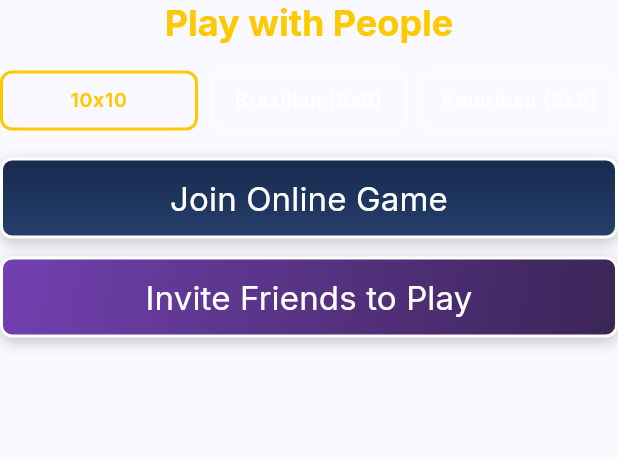
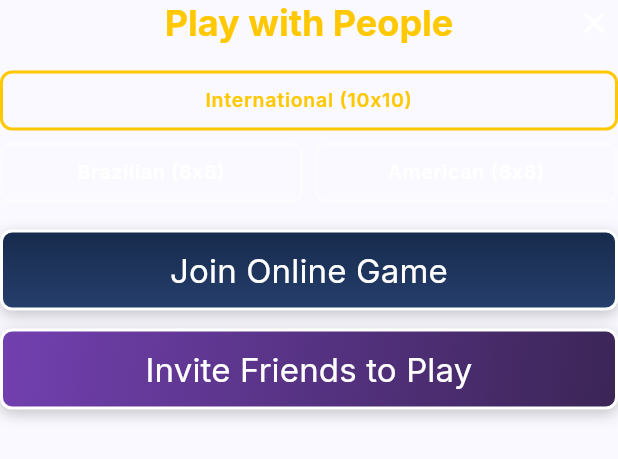
Before and after one commit to tmvumbi/checkers, a Flutter app: the PlayPeopleModalContent widget shown alone on an empty page, opened directly, on a phone screen of 412 x 824 dp. Shown: the top 459 px of the screen. Run offline on Flutter 3.47's test engine with Material 3 defaults, Android fonts, the phone set to English and light mode, and no system bars; our stand-ins replace app_links, get, google_sign_in, share_plus, sign_in_with_apple, supabase_flutter; missing offline and left inert: flutter_confetti; accounts and stored records are empty; network calls fail.

Commit message:
fix: label the International preset and add close to Play with People
The 10x10 chip now reads 'International (10x10)' on its own full-width
row (mirrors the PC setup modal's preset layout), and the modal gets the
same X close button.

```diff
--- a/lib/modules/home/view/widgets/play_people_modal.dart
+++ b/lib/modules/home/view/widgets/play_people_modal.dart
@@ -43,8 +43,7 @@ class _PlayPeopleModalContentState extends State<PlayPeopleModalContent> {
 
     Widget presetChip(String preset, String label, Key key) {
       final selected = _preset == preset;
-      return Expanded(
-        child: InkWell(
+      return InkWell(
         key: key,
         onTap: () => setState(() => _preset = preset),
         borderRadius: BorderRadius.circular(8),
@@ -70,13 +69,15 @@ class _PlayPeopleModalContentState extends State<PlayPeopleModalContent> {
             ),
           ),
         ),
-        ),
       );
     }
 
     return Column(
       mainAxisSize: MainAxisSize.min,
       crossAxisAlignment: CrossAxisAlignment.stretch,
+      children: [
+        Stack(
+          alignment: Alignment.center,
           children: [
             Text(
               TranslationKeys.playWithPeople.tr,
@@ -86,25 +87,40 @@ class _PlayPeopleModalContentState extends State<PlayPeopleModalContent> {
                 fontSize: 24,
               ),
             ),
+            Positioned(
+              right: -8,
+              child: IconButton(
+                key: const Key('play-people-close'),
+                onPressed: () => Navigator.of(context).pop(),
+                icon: Icon(Icons.close, color: theme.colorScheme.onPrimary),
+                tooltip: TranslationKeys.close.tr,
+              ),
+            ),
+          ],
+        ),
         const SizedBox(height: 16),
+        presetChip(
+          'international',
+          TranslationKeys.presetInternational.tr,
+          const Key('play-people-international'),
+        ),
+        const SizedBox(height: 8),
         Row(
           children: [
-            presetChip(
-              'international',
-              '10x10',
-              const Key('play-people-international'),
-            ),
-            const SizedBox(width: 8),
-            presetChip(
+            Expanded(
+              child: presetChip(
                 'brazilian',
                 TranslationKeys.presetBrazilian.tr,
                 const Key('play-people-brazilian'),
               ),
+            ),
             const SizedBox(width: 8),
-            presetChip(
+            Expanded(
+              child: presetChip(
                 'american',
                 TranslationKeys.presetAmerican.tr,
                 const Key('play-people-american'),
+              ),
             ),
           ],
         ),
```
Lines whose indentation alone changed are shown as unchanged.
